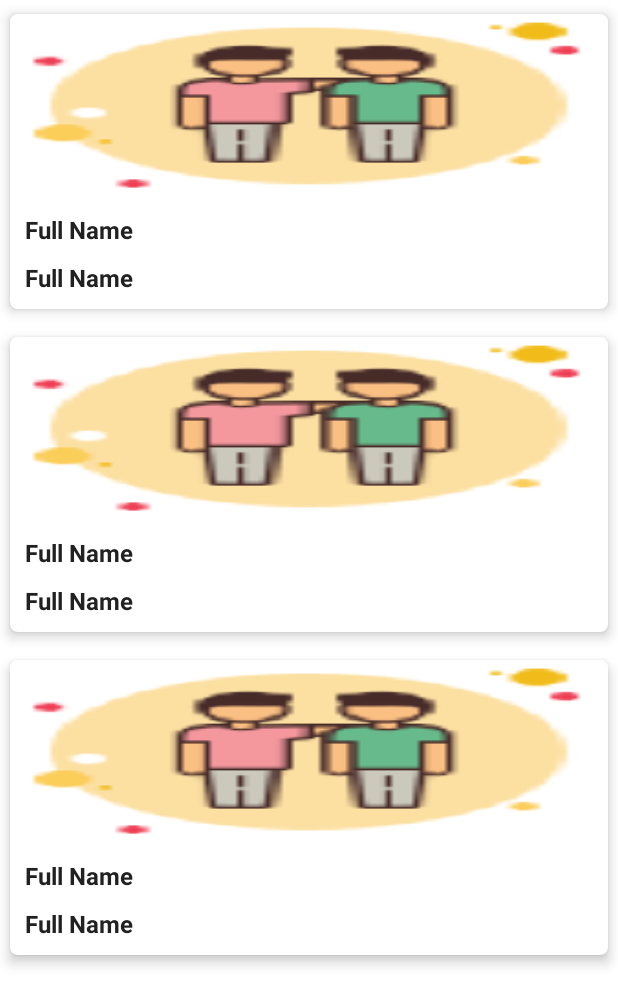
After one commit to fruzelee/friends, an Android app: the layout activity_friends_list.xml on its own in the app's theme, with its tools: preview values and no code run, on a phone screen of 412 x 824 dp. The commit adds this screen. Shown: the top 1005 px of the screen. Run offline under Robolectric (Android 15) with nearby library versions, the phone set to English and light mode, and no system bars; network calls fail.

Commit message:
added random friends list that fetches and displays a grid of 10 Users from https://randomuser.me.

```diff
--- a/app/src/main/java/com/github/fruzelee/friends/view/activities/SplashActivity.kt
+++ b/app/src/main/java/com/github/fruzelee/friends/view/activities/SplashActivity.kt
@@ -42,7 +42,7 @@
                 // "execute when animation ends")
 
                 Handler(Looper.getMainLooper()).postDelayed({
-                    startActivity(Intent(this@SplashActivity, MainActivity::class.java))
+                    startActivity(Intent(this@SplashActivity, RandomFriendsListActivity::class.java))
                     finish()
                 }, 1000)
             }
--- /dev/null
+++ b/app/src/main/res/layout/activity_friends_list.xml
@@ -0,0 +1,34 @@
+<?xml version="1.0" encoding="utf-8"?>
+<androidx.constraintlayout.widget.ConstraintLayout xmlns:android="http://schemas.android.com/apk/res/android"
+    xmlns:app="http://schemas.android.com/apk/res-auto"
+    xmlns:tools="http://schemas.android.com/tools"
+    android:layout_width="match_parent"
+    android:layout_height="match_parent"
+    tools:context=".view.activities.RandomFriendsListActivity">
+
+    <androidx.recyclerview.widget.RecyclerView
+        android:id="@+id/rv_friends_list"
+        android:layout_width="0dp"
+        android:layout_height="0dp"
+        android:visibility="visible"
+        app:layout_constraintBottom_toBottomOf="parent"
+        app:layout_constraintEnd_toEndOf="parent"
+        app:layout_constraintStart_toStartOf="parent"
+        app:layout_constraintTop_toTopOf="parent"
+        tools:listitem="@layout/item_friends_list_layout" />
+
+    <TextView
+        android:id="@+id/tv_no_friends_available"
+        android:layout_width="0dp"
+        android:layout_height="0dp"
+        android:gravity="center"
+        android:text="@string/label_no_friends_available"
+        android:textSize="16sp"
+        android:textStyle="bold"
+        android:visibility="gone"
+        app:layout_constraintBottom_toBottomOf="parent"
+        app:layout_constraintEnd_toEndOf="parent"
+        app:layout_constraintStart_toStartOf="parent"
+        app:layout_constraintTop_toTopOf="parent" />
+
+</androidx.constraintlayout.widget.ConstraintLayout>
--- /dev/null
+++ b/app/src/main/res/layout/item_friends_list_layout.xml
@@ -0,0 +1,56 @@
+<?xml version="1.0" encoding="utf-8"?>
+<androidx.cardview.widget.CardView xmlns:android="http://schemas.android.com/apk/res/android"
+    xmlns:app="http://schemas.android.com/apk/res-auto"
+    xmlns:tools="http://schemas.android.com/tools"
+    android:layout_width="match_parent"
+    android:layout_height="wrap_content"
+    app:cardCornerRadius="5dp"
+    app:cardElevation="5dp"
+    app:cardUseCompatPadding="true">
+
+    <LinearLayout
+        android:layout_width="match_parent"
+        android:layout_height="wrap_content"
+        android:orientation="vertical">
+
+        <FrameLayout
+            android:layout_width="match_parent"
+            android:layout_height="wrap_content">
+
+            <ImageView
+                android:id="@+id/iv_portrait"
+                android:layout_width="match_parent"
+                android:layout_height="120dp"
+                android:layout_margin="1dp"
+                android:contentDescription="@string/image_contentDescription"
+                android:scaleType="fitXY"
+                tools:src="@mipmap/ic_launcher" />
+
+        </FrameLayout>
+
+        <TextView
+            android:id="@+id/tv_full_name"
+            android:layout_width="match_parent"
+            android:layout_height="wrap_content"
+            android:layout_margin="10dp"
+            android:gravity="center_vertical"
+            android:textColor="@color/grey_900"
+            android:textSize="16sp"
+            android:textStyle="bold"
+            tools:text="Full Name" />
+
+        <TextView
+            android:id="@+id/tv_country"
+            android:layout_width="match_parent"
+            android:layout_height="wrap_content"
+            android:layout_marginStart="10dp"
+            android:layout_marginBottom="10dp"
+            android:gravity="center_vertical"
+            android:textColor="@color/grey_900"
+            android:textSize="16sp"
+            android:textStyle="bold"
+            tools:text="Full Name" />
+
+    </LinearLayout>
+
+</androidx.cardview.widget.CardView>
--- a/app/src/main/res/values/colors.xml
+++ b/app/src/main/res/values/colors.xml
@@ -15,4 +15,6 @@
     <color name="secondary_color">#81C784</color>
     <color name="secondary_dark_color">#519657</color>
     <color name="secondary_light_color">#B2FAB4</color>
+
+    <color name="grey_900">#212121</color>
 </resources>
--- a/app/src/main/res/values/strings.xml
+++ b/app/src/main/res/values/strings.xml
@@ -1,5 +1,8 @@
 <resources>
     <string name="app_name">Friends</string>
 
-    <string name="splash_screen_title">Friends</string>
+    <string name="splash_screen_title">Welcome to Friends</string>
+    <string name="image_contentDescription">image</string>
+    <string name="label_no_friends_available">No friends available!!!</string>
+
 </resources>
```
Also changed, not shown: app/build.gradle (+6 -1 lines), app/src/main/AndroidManifest.xml (+15 -7 lines), app/src/main/java/com/github/fruzelee/friends/model/entities/RandomFriendsResponse.kt (added, +97 -0 lines), app/src/main/java/com/github/fruzelee/friends/model/network/RandomFriendsAPI.kt (added, +29 -0 lines), app/src/main/java/com/github/fruzelee/friends/model/network/RandomFriendsApiService.kt (added, +50 -0 lines), app/src/main/java/com/github/fruzelee/friends/utils/Constants.kt (added, +27 -0 lines), app/src/main/java/com/github/fruzelee/friends/utils/ExtensionFunctions.kt (added, +32 -0 lines), app/src/main/java/com/github/fruzelee/friends/view/activities/RandomFriendsListActivity.kt (added, +119 -0 lines), app/src/main/java/com/github/fruzelee/friends/view/adapters/RandomFriendsListAdapter.kt (added, +128 -0 lines), app/src/main/java/com/github/fruzelee/friends/viewmodel/RandomFriendsViewModel.kt (added, +91 -0 lines), app/src/main/res/drawable/ic_image_downloading.xml (added, +10 -0 lines), app/src/main/res/drawable/ic_image_not_found.xml (added, +10 -0 lines).
